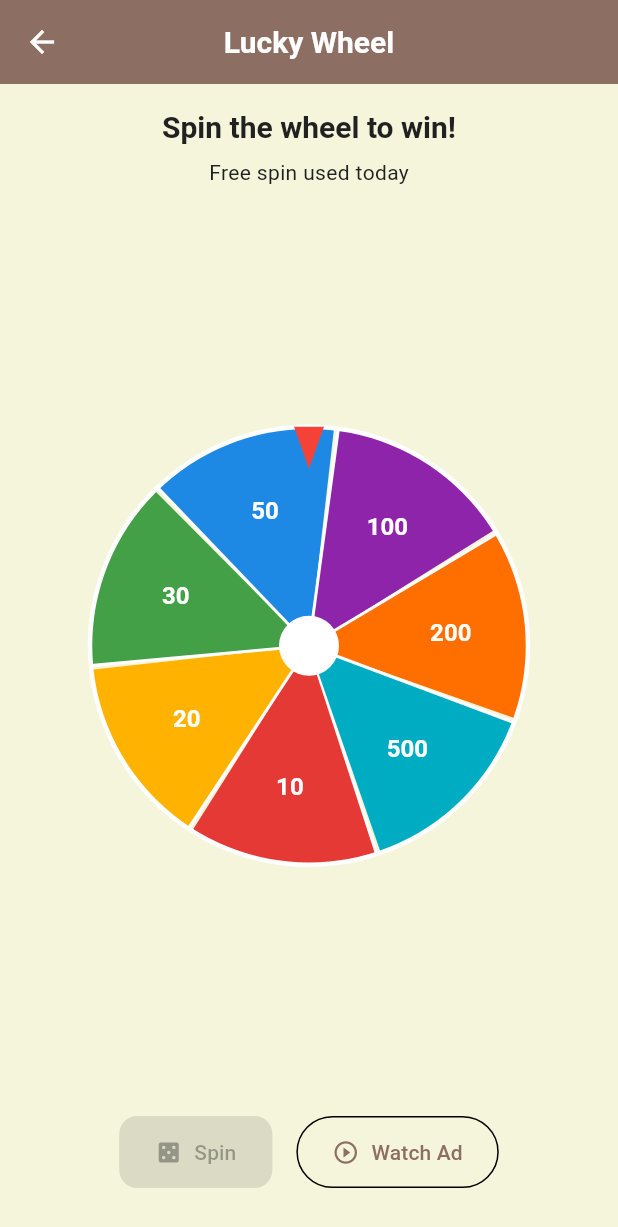
After one commit to dancepopper1984/afro-ludo, a Flutter app: the WheelScreen screen opened directly, after a tap on "Free Spin", on a phone screen of 412 x 824 dp. The commit adds this screen. Shown: the top 1227 px of the screen. Run offline on Flutter 3.47's test engine with Material 3 defaults, Android fonts, the phone set to English and light mode, and no system bars; our stand-ins replace audioplayers, firebase_core, firebase_crashlytics, flutter_riverpod, google_mobile_ads, hive_flutter and 2 more; accounts and stored records are empty.

Commit message:
feat: lucky wheel screen with free daily spin + ad spins

```diff
--- a/lib/ui/screens/menu_screen.dart
+++ b/lib/ui/screens/menu_screen.dart
@@ -5,6 +5,7 @@ import 'leaderboard_screen.dart';
 import 'ludo_setup_screen.dart';
 import 'settings_screen.dart';
 import 'shop_screen.dart';
+import 'wheel_screen.dart';
 
 /// 主菜单界面
 class MenuScreen extends ConsumerStatefulWidget {
@@ -56,6 +57,20 @@ class _MenuScreenState extends ConsumerState<MenuScreen> {
                   Navigator.of(context).push(
                     MaterialPageRoute(
                       builder: (_) => const LudoSetupScreen(),
+                    ),
+                  );
+                },
+              ),
+              const SizedBox(height: 16),
+
+              // Lucky Wheel 按钮
+              _MenuButton(
+                label: 'Lucky Wheel',
+                icon: Icons.casino,
+                onPressed: () {
+                  Navigator.of(context).push(
+                    MaterialPageRoute(
+                      builder: (_) => const WheelScreen(),
                     ),
                   );
                 },
--- /dev/null
+++ b/lib/ui/screens/wheel_screen.dart
@@ -0,0 +1,314 @@
+import 'dart:math';
+import 'package:flutter/material.dart';
+import 'package:flutter_riverpod/flutter_riverpod.dart';
+import '../../core/wheel_rewards.dart';
+import '../../models/wheel_reward.dart';
+import '../../services/ad_service.dart';
+import '../../services/audio_service.dart';
+import '../../services/haptic_service.dart';
+import '../notifiers/economy_notifier.dart';
+import '../notifiers/wheel_notifier.dart';
+
+class WheelScreen extends ConsumerStatefulWidget {
+  const WheelScreen({super.key});
+
+  @override
+  ConsumerState<WheelScreen> createState() => _WheelScreenState();
+}
+
+class _WheelScreenState extends ConsumerState<WheelScreen>
+    with SingleTickerProviderStateMixin {
+  late AnimationController _spinController;
+  double _rotation = 0;
+  WheelReward? _result;
+
+  @override
+  void initState() {
+    super.initState();
+    _spinController = AnimationController(
+      vsync: this,
+      duration: const Duration(milliseconds: 2500),
+    );
+    _spinController.addListener(() {
+      setState(() {
+        _rotation = _spinController.value * 2 * pi * 5 + _baseAngle;
+      });
+    });
+    _spinController.addStatusListener((status) {
+      if (status == AnimationStatus.completed) {
+        _onSpinComplete();
+      }
+    });
+  }
+
+  double _baseAngle = 0;
+
+  @override
+  void dispose() {
+    _spinController.dispose();
+    super.dispose();
+  }
+
+  void _spin() {
+    final notifier = ref.read(wheelNotifierProvider.notifier);
+    final result = notifier.spin();
+    if (result == null) return;
+
+    AudioService().playDiceRoll();
+    HapticService().medium();
+
+    _result = result;
+    setState(() {
+      _baseAngle = _rotation;
+    });
+    _spinController.forward(from: 0);
+  }
+
+  void _onSpinComplete() {
+    if (_result == null) return;
+    final reward = _result!;
+
+    ref.read(economyNotifierProvider.notifier).addCoins(reward.coins);
+    ref.read(wheelNotifierProvider.notifier).reset();
+
+    AudioService().playWin();
+    HapticService().success();
+
+    showDialog(
+      context: context,
+      builder: (_) => AlertDialog(
+        title: const Text('Result'),
+        content: Column(
+          mainAxisSize: MainAxisSize.min,
+          children: [
+            const Icon(Icons.celebration, size: 48, color: Colors.amber),
+            const SizedBox(height: 16),
+            Text(
+              '+${reward.coins}',
+              style: const TextStyle(fontSize: 36, fontWeight: FontWeight.bold),
+            ),
+            const Text('AfroCoins'),
+          ],
+        ),
+        actions: [
+          TextButton(
+            onPressed: () {
+              Navigator.of(context).pop();
+              setState(() => _result = null);
+            },
+            child: const Text('OK'),
+          ),
+        ],
+      ),
+    );
+  }
+
+  void _watchAd() {
+    final adService = AdService();
+    adService.loadRewardedAd().then((_) {
+      adService.showRewardedAd(
+        onRewarded: (_) {
+          ref.read(wheelNotifierProvider.notifier).addAdSpin();
+          HapticService().light();
+          setState(() {});
+        },
+        onDismissed: () => adService.loadRewardedAd(),
+      );
+    });
+  }
+
+  @override
+  Widget build(BuildContext context) {
+    final wheelState = ref.watch(wheelNotifierProvider);
+    final isSpinning = wheelState.status == WheelStatus.spinning;
+
+    return Scaffold(
+      appBar: AppBar(
+        title: const Text('Lucky Wheel'),
+        leading: IconButton(
+          icon: const Icon(Icons.arrow_back),
+          onPressed: () => Navigator.of(context).pop(),
+        ),
+      ),
+      body: Column(
+        children: [
+          const SizedBox(height: 16),
+          Text(
+            'Spin the wheel to win!',
+            style: Theme.of(context).textTheme.titleLarge,
+          ),
+          const SizedBox(height: 8),
+          Text(
+            wheelState.canSpinFree
+                ? '1 free spin available'
+                : 'Free spin used today',
+            style: Theme.of(context).textTheme.bodyMedium?.copyWith(
+                  color: Theme.of(context).colorScheme.onSurfaceVariant,
+                ),
+          ),
+          if (wheelState.adSpinsAvailable > 0)
+            Text(
+              'Ad spins: ${wheelState.adSpinsAvailable}',
+              style: Theme.of(context).textTheme.bodyMedium?.copyWith(
+                    color: Theme.of(context).colorScheme.primary,
+                  ),
+            ),
+          const SizedBox(height: 16),
+          Expanded(
+            child: Center(
+              child: SizedBox(
+                width: 300,
+                height: 300,
+                child: Stack(
+                  alignment: Alignment.center,
+                  children: [
+                    CustomPaint(
+                      size: const Size(300, 300),
+                      painter: _WheelPainter(
+                        rotation: _rotation,
+                        rewards: WheelRewards.rewards,
+                      ),
+                    ),
+                    // 指针（三角形）
+                    Positioned(
+                      top: 4,
+                      child: CustomPaint(
+                        size: const Size(20, 28),
+                        painter: _PointerPainter(),
+                      ),
+                    ),
+                  ],
+                ),
+              ),
+            ),
+          ),
+          const SizedBox(height: 24),
+          Row(
+            mainAxisAlignment: MainAxisAlignment.center,
+            children: [
+              ElevatedButton.icon(
+                onPressed: (isSpinning || !wheelState.canSpin) ? null : _spin,
+                icon: const Icon(Icons.casino),
+                label: Text(wheelState.canSpinFree ? 'Free Spin' : 'Spin'),
+                style: ElevatedButton.styleFrom(
+                  padding: const EdgeInsets.symmetric(horizontal: 24, vertical: 14),
+                ),
+              ),
+              const SizedBox(width: 16),
+              OutlinedButton.icon(
+                onPressed: isSpinning ? null : _watchAd,
+                icon: const Icon(Icons.play_circle_outline),
+                label: const Text('Watch Ad'),
+                style: OutlinedButton.styleFrom(
+                  padding: const EdgeInsets.symmetric(horizontal: 24, vertical: 14),
+                ),
+              ),
+            ],
+          ),
+          const SizedBox(height: 32),
+        ],
+      ),
+    );
+  }
+}
+
+class _WheelPainter extends CustomPainter {
+  final double rotation;
+  final List<WheelReward> rewards;
+
+  _WheelPainter({required this.rotation, required this.rewards});
+
+  static const List<Color> _colors = [
+    Color(0xFFE53935),
+    Color(0xFFFFB300),
+    Color(0xFF43A047),
+    Color(0xFF1E88E5),
+    Color(0xFF8E24AA),
+    Color(0xFFFF6F00),
+    Color(0xFF00ACC1),
+  ];
+
+  @override
+  void paint(Canvas canvas, Size size) {
+    final center = Offset(size.width / 2, size.height / 2);
+    final radius = size.width / 2 - 4;
+    final segmentAngle = 2 * pi / rewards.length;
+
+    for (int i = 0; i < rewards.length; i++) {
+      final startAngle = rotation + i * segmentAngle;
+      final paint = Paint()
+        ..color = _colors[i % _colors.length]
+        ..style = PaintingStyle.fill;
+
+      canvas.drawArc(
+        Rect.fromCircle(center: center, radius: radius),
+        startAngle,
+        segmentAngle - 0.02,
+        true,
+        paint,
+      );
+
+      // 画分隔线
+      final linePaint = Paint()
+        ..color = Colors.white
+        ..style = PaintingStyle.stroke
+        ..strokeWidth = 2;
+      final x = center.dx + radius * cos(startAngle);
+      final y = center.dy + radius * sin(startAngle);
+      canvas.drawLine(center, Offset(x, y), linePaint);
+
+      // 画文字
+      final textAngle = startAngle + segmentAngle / 2;
+      final textRadius = radius * 0.65;
+      final textX = center.dx + textRadius * cos(textAngle);
+      final textY = center.dy + textRadius * sin(textAngle);
+
+      final textPainter = TextPainter(
+        text: TextSpan(
+          text: rewards[i].label,
+          style: const TextStyle(
+            color: Colors.white,
+            fontSize: 16,
+            fontWeight: FontWeight.bold,
+          ),
+        ),
+        textDirection: TextDirection.ltr,
+      );
+      textPainter.layout();
+      textPainter.paint(
+        canvas,
+        Offset(textX - textPainter.width / 2, textY - textPainter.height / 2),
+      );
+    }
+
+    // 画外圈
+    final borderPaint = Paint()
+      ..color = Colors.white
+      ..style = PaintingStyle.stroke
+      ..strokeWidth = 3;
+    canvas.drawCircle(center, radius, borderPaint);
+
+    // 画中心圆
+    final centerPaint = Paint()..color = Colors.white;
+    canvas.drawCircle(center, 20, centerPaint);
+  }
+
+  @override
+  bool shouldRepaint(covariant _WheelPainter oldDelegate) => true;
+}
+
+class _PointerPainter extends CustomPainter {
+  @override
+  void paint(Canvas canvas, Size size) {
+    final paint = Paint()..color = Colors.red;
+    final path = Path()
+      ..moveTo(size.width / 2, size.height)
+      ..lineTo(0, 0)
+      ..lineTo(size.width, 0)
+      ..close();
+    canvas.drawPath(path, paint);
+  }
+
+  @override
+  bool shouldRepaint(covariant CustomPainter oldDelegate) => false;
+}
```
